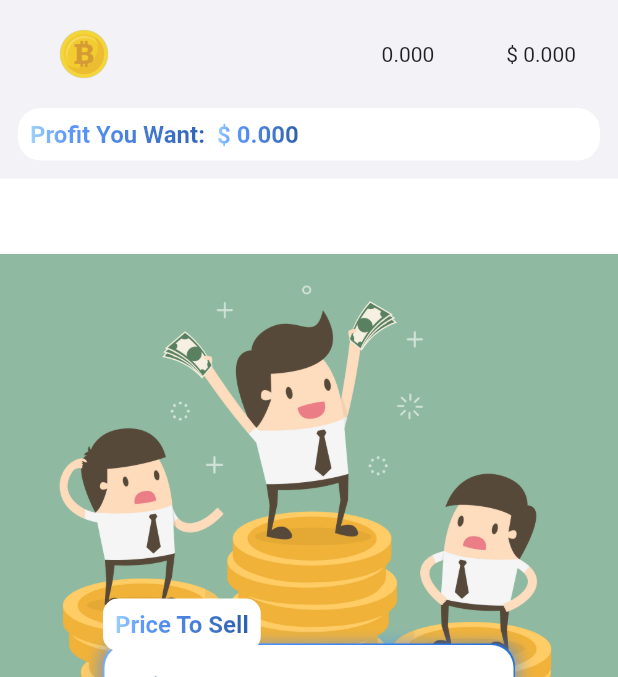
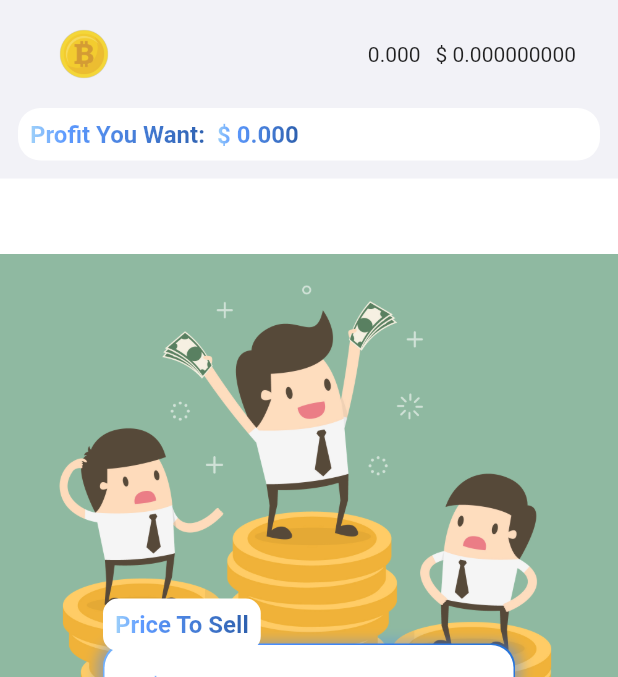
Before and after one commit to goldenmoon67/investmentCalculator, a Flutter app: the PriceResultScreen screen opened directly with empty values, on a phone screen of 412 x 824 dp, the part 126-803 px from its top. Run offline on Flutter 3.47's test engine with Material 2 defaults, Android fonts, the light colour scheme and no system bars; drawn by our look-alikes of cached_network_image, flutter_widget_from_html_core; our stand-ins replace animated_text_kit, auto_route, awesome_dialog, awesome_snackbar_content, bloc, cool_alert and 14 more; accounts and stored records are empty; generated files the repository leaves out were written again; network calls fail; Roboto replaces fonts that are missing (Arimo).

Commit message:
signuature and some design problem

```diff
--- a/lib/src/widgets/components/result_screen_components/investment_item.dart
+++ b/lib/src/widgets/components/result_screen_components/investment_item.dart
@@ -25,7 +25,14 @@ class InvestmentItem extends StatelessWidget {
 
   @override
   Widget build(BuildContext context) {
-    debugPrint(imageUrl);
+    String? formattedValue;
+    if (currentRange < 0.01) {
+      formattedValue = currentRange.toStringAsFixed(9);
+    } else if (currentRange < 100) {
+      formattedValue = currentRange.toStringAsFixed(3);
+    } else {
+      formattedValue = currentRange.toStringAsFixed(0);
+    }
     return ListTile(
       leading: AspectRatio(
         aspectRatio: 1,
@@ -64,10 +71,10 @@ class InvestmentItem extends StatelessWidget {
                 )
               : const SizedBox(),
           const SizedBox(
-            width: 48,
+            width: 10,
           ),
           Text(
-            "\$ ${currentRange.toStringAsFixed(3)}",
+            "\$ $formattedValue",
           ),
         ],
       ),
```
Also changed, not shown: 1 other file.
